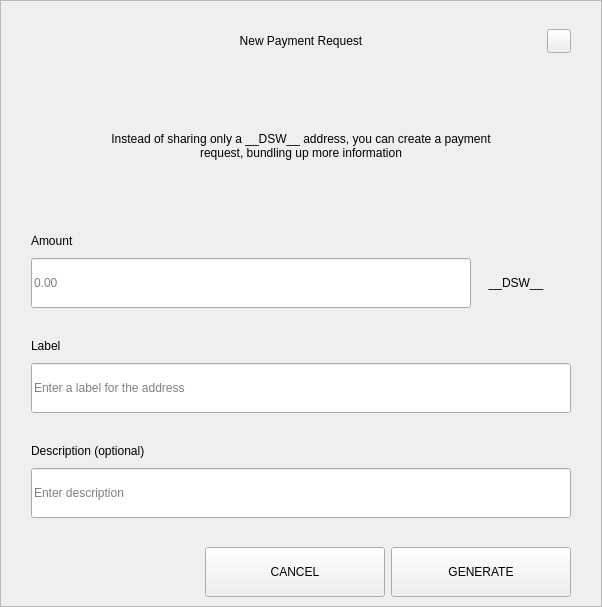
This is src/qt/pivx/forms/requestdialog.ui in decenomy/DSW as Qt 5 draws it before an edit. The edited form follows.
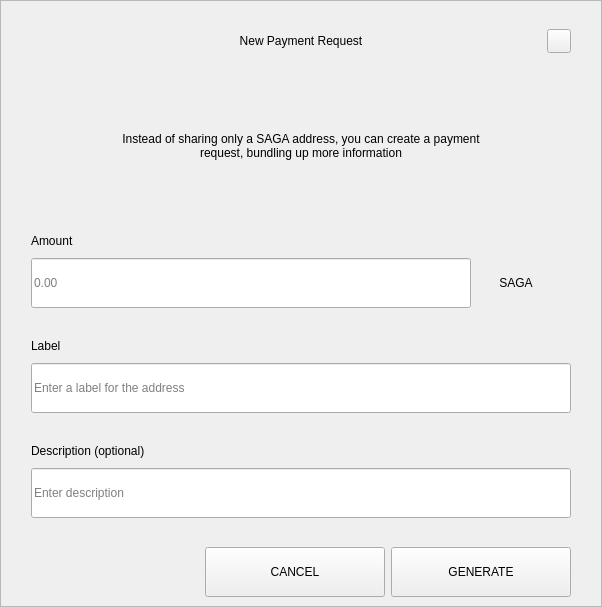
This is the edited form.

The edit to the form file:
```diff
--- a/src/qt/pivx/forms/requestdialog.ui
+++ b/src/qt/pivx/forms/requestdialog.ui
@@ -210,7 +210,7 @@
              </size>
             </property>
             <property name="text">
-             <string>Instead of sharing only a __DSW__ address, you can create a payment request, bundling up more information</string>
+             <string>Instead of sharing only a SAGA address, you can create a payment request, bundling up more information</string>
             </property>
             <property name="alignment">
              <set>Qt::AlignCenter</set>
@@ -327,7 +327,7 @@
                    <item>
                     <widget class="QLabel" name="comboBoxCoin">
                      <property name="text">
-                      <string>__DSW__</string>
+                      <string>SAGA</string>
                      </property>
                      <property name="alignment">
                       <set>Qt::AlignCenter</set>
```
